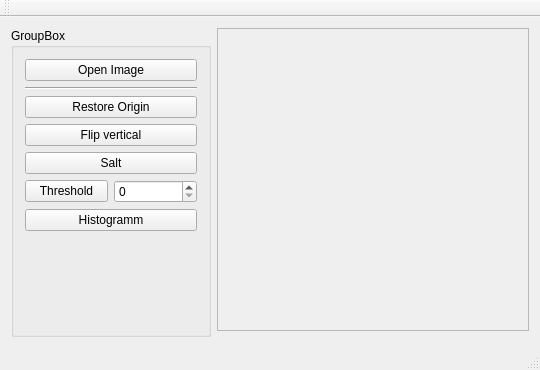
First picture: the form in mainwindow.ui, repository SevenLines/Liquor, before the edit.
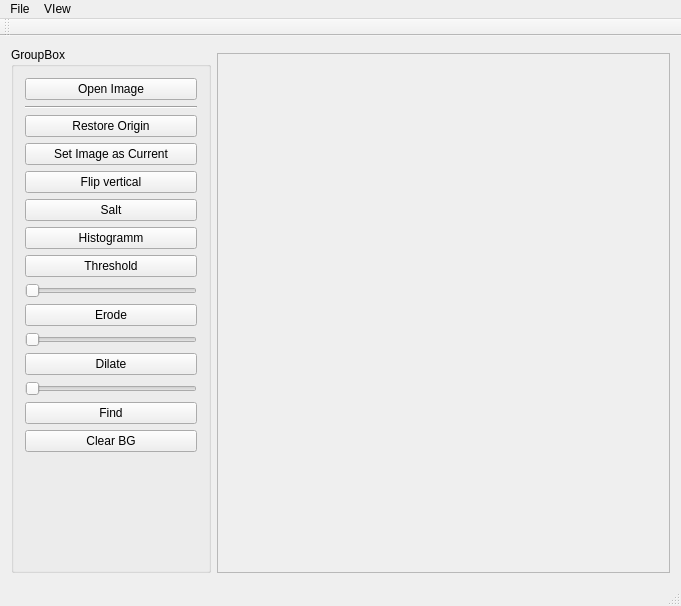
Second picture: the form after the edit. Custom widgets are drawn as their Qt base class.

Diff of the .ui file:
```diff
--- a/mainwindow.ui
+++ b/mainwindow.ui
@@ -6,8 +6,8 @@
    <rect>
     <x>0</x>
     <y>0</y>
-    <width>540</width>
-    <height>370</height>
+    <width>681</width>
+    <height>606</height>
    </rect>
   </property>
   <property name="windowTitle">
@@ -33,15 +33,8 @@
        <string>GroupBox</string>
       </property>
       <layout class="QGridLayout" name="gridLayout_2">
-       <item row="0" column="0">
-        <widget class="QPushButton" name="pushButton">
-         <property name="text">
-          <string>Open Image</string>
-         </property>
-        </widget>
-       </item>
-       <item row="1" column="0">
-        <widget class="Line" name="line">
+       <item row="11" column="0">
+        <widget class="QSlider" name="sldErode">
          <property name="orientation">
           <enum>Qt::Horizontal</enum>
          </property>
@@ -54,52 +47,48 @@
          </property>
         </widget>
        </item>
-       <item row="3" column="0">
-        <widget class="QPushButton" name="pushButton_2">
+       <item row="8" column="0">
+        <widget class="QPushButton" name="pushButton_4">
          <property name="text">
-          <string>Flip vertical</string>
+          <string>Threshold</string>
          </property>
         </widget>
        </item>
-       <item row="4" column="0">
-        <widget class="QPushButton" name="pushButton_3">
-         <property name="text">
-          <string>Salt</string>
+       <item row="1" column="0">
+        <widget class="Line" name="line">
+         <property name="orientation">
+          <enum>Qt::Horizontal</enum>
          </property>
         </widget>
        </item>
-       <item row="5" column="0">
-        <layout class="QHBoxLayout" name="horizontalLayout">
-         <item>
-          <widget class="QPushButton" name="pushButton_4">
-           <property name="text">
-            <string>Threshold</string>
-           </property>
-          </widget>
-         </item>
-         <item>
-          <widget class="QSpinBox" name="edtColors">
-           <property name="minimum">
-            <number>0</number>
-           </property>
-           <property name="maximum">
-            <number>255</number>
-           </property>
-           <property name="value">
-            <number>0</number>
-           </property>
-          </widget>
-         </item>
-        </layout>
-       </item>
-       <item row="6" column="0">
+       <item row="7" column="0">
         <widget class="QPushButton" name="pushButton_6">
          <property name="text">
           <string>Histogramm</string>
          </property>
         </widget>
        </item>
-       <item row="7" column="0">
+       <item row="4" column="0">
+        <widget class="QPushButton" name="pushButton_2">
+         <property name="text">
+          <string>Flip vertical</string>
+         </property>
+        </widget>
+       </item>
+       <item row="9" column="0">
+        <widget class="QSlider" name="sldThreshold">
+         <property name="maximum">
+          <number>255</number>
+         </property>
+         <property name="orientation">
+          <enum>Qt::Horizontal</enum>
+         </property>
+         <property name="tickPosition">
+          <enum>QSlider::NoTicks</enum>
+         </property>
+        </widget>
+       </item>
+       <item row="16" column="0">
         <spacer name="verticalSpacer">
          <property name="orientation">
           <enum>Qt::Vertical</enum>
@@ -112,10 +101,66 @@
          </property>
         </spacer>
        </item>
+       <item row="3" column="0">
+        <widget class="QPushButton" name="btnSaveImageStack">
+         <property name="text">
+          <string>Set Image as Current</string>
+         </property>
+        </widget>
+       </item>
+       <item row="14" column="0">
+        <widget class="QPushButton" name="btnFindCircles">
+         <property name="text">
+          <string>Find</string>
+         </property>
+        </widget>
+       </item>
+       <item row="0" column="0">
+        <widget class="QPushButton" name="pushButton">
+         <property name="text">
+          <string>Open Image</string>
+         </property>
+        </widget>
+       </item>
+       <item row="10" column="0">
+        <widget class="QPushButton" name="pushButton_7">
+         <property name="text">
+          <string>Erode</string>
+         </property>
+        </widget>
+       </item>
+       <item row="13" column="0">
+        <widget class="QSlider" name="sldDilate">
+         <property name="orientation">
+          <enum>Qt::Horizontal</enum>
+         </property>
+        </widget>
+       </item>
+       <item row="12" column="0">
+        <widget class="QPushButton" name="pushButton_8">
+         <property name="text">
+          <string>Dilate</string>
+         </property>
+        </widget>
+       </item>
+       <item row="5" column="0">
+        <widget class="QPushButton" name="pushButton_3">
+         <property name="text">
+          <string>Salt</string>
+         </property>
+        </widget>
+       </item>
+       <item row="15" column="0">
+        <widget class="QPushButton" name="btnClearBG">
+         <property name="text">
+          <string>Clear BG</string>
+         </property>
+        </widget>
+       </item>
       </layout>
      </widget>
     </item>
-    <item row="0" column="1">
+    <item row="1" column="1">
      <widget class="QScrollArea" name="scrollArea">
       <property name="widgetResizable">
        <bool>true</bool>
@@ -125,12 +170,12 @@
         <rect>
          <x>0</x>
          <y>0</y>
-         <width>314</width>
-         <height>284</height>
+         <width>455</width>
+         <height>518</height>
         </rect>
        </property>
        <layout class="QGridLayout" name="gridLayout_3">
-        <item row="0" column="0">
+        <item row="1" column="1">
          <widget class="QLabelImage" name="lblImage">
           <property name="mouseTracking">
            <bool>true</bool>
@@ -141,19 +186,32 @@
          </widget>
         </item>
         <item row="0" column="1">
-         <spacer name="horizontalSpacer">
+         <spacer name="verticalSpacer_3">
           <property name="orientation">
-           <enum>Qt::Horizontal</enum>
+           <enum>Qt::Vertical</enum>
           </property>
           <property name="sizeHint" stdset="0">
            <size>
-            <width>264</width>
-            <height>20</height>
+            <width>20</width>
+            <height>40</height>
            </size>
           </property>
          </spacer>
         </item>
         <item row="1" column="0">
+         <spacer name="horizontalSpacer_2">
+          <property name="orientation">
+           <enum>Qt::Horizontal</enum>
+          </property>
+          <property name="sizeHint" stdset="0">
+           <size>
+            <width>40</width>
+            <height>20</height>
+           </size>
+          </property>
+         </spacer>
+        </item>
+        <item row="3" column="1">
          <spacer name="verticalSpacer_2">
           <property name="orientation">
            <enum>Qt::Vertical</enum>
@@ -166,6 +224,19 @@
           </property>
          </spacer>
         </item>
+        <item row="1" column="2">
+         <spacer name="horizontalSpacer">
+          <property name="orientation">
+           <enum>Qt::Horizontal</enum>
+          </property>
+          <property name="sizeHint" stdset="0">
+           <size>
+            <width>264</width>
+            <height>20</height>
+           </size>
+          </property>
+         </spacer>
+        </item>
        </layout>
       </widget>
      </widget>
@@ -177,10 +248,25 @@
     <rect>
      <x>0</x>
      <y>0</y>
-     <width>540</width>
-     <height>21</height>
+     <width>681</width>
+     <height>23</height>
     </rect>
    </property>
+   <widget class="QMenu" name="menuEdit">
+    <property name="title">
+     <string>VIew</string>
+    </property>
+    <addaction name="actionZoom_In"/>
+    <addaction name="actionZoom_Out"/>
+   </widget>
+   <widget class="QMenu" name="menuFile">
+    <property name="title">
+     <string>File</string>
+    </property>
+    <addaction name="actionExit"/>
+   </widget>
+   <addaction name="menuFile"/>
+   <addaction name="menuEdit"/>
   </widget>
   <widget class="QToolBar" name="mainToolBar">
    <attribute name="toolBarArea">
```
Left out of the diff: 46 changed lines with no effect on the pictures.
